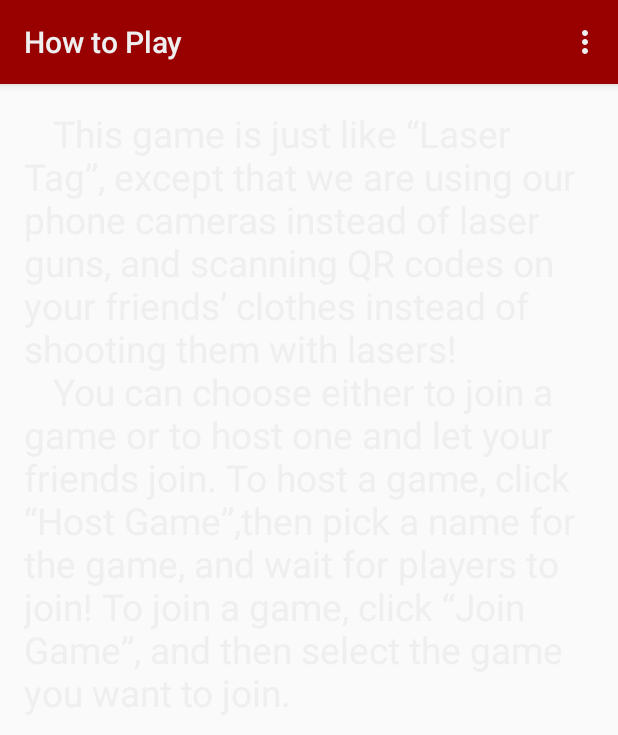
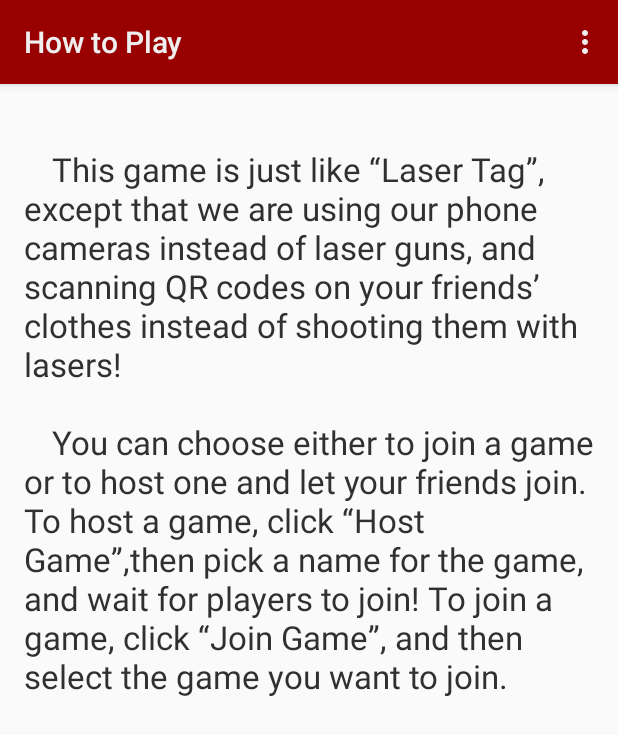
Before and after one commit to EpicVS/HackCMU2015, an Android app: the HowToPlayActivity screen opened directly, with no data from a screen before it, on a phone screen of 412 x 824 dp. Shown: the top 735 px of the screen. Run offline under Robolectric (Android 15) with nearby library versions, the phone set to English and light mode, and no system bars.

Commit message:
Modified colour theme and reformatted text in "how to play"

```diff
--- a/app/src/main/res/layout/activity_host_game.xml
+++ b/app/src/main/res/layout/activity_host_game.xml
@@ -12,6 +12,7 @@
         android:layout_width="fill_parent"
         android:layout_height="wrap_content"
         android:id="@+id/host_game_name"
+        android:layout_margin="20dp"
         android:layout_centerHorizontal="true"
         android:hint="Game Name"   />
 
@@ -19,6 +20,9 @@
         android:layout_width="fill_parent"
         android:layout_height="wrap_content"
         android:text="Host Game"
+        android:textColor="@color/custom_style_pale"
+        android:background="@color/custom_style_red"
+        android:textSize="20sp"
         android:id="@+id/host_game_btn"
         android:onClick="buttonClick"/>
 
--- a/app/src/main/res/layout/activity_how_to_play.xml
+++ b/app/src/main/res/layout/activity_how_to_play.xml
@@ -8,7 +8,7 @@
 
     <TextView android:text="@string/how_to_play_text"
         android:layout_width="wrap_content"
-        android:textSize="11pt"
+        android:textSize="22sp"
         android:layout_height="wrap_content" />
 
 </RelativeLayout>
--- a/app/src/main/res/layout/activity_main.xml
+++ b/app/src/main/res/layout/activity_main.xml
@@ -17,6 +17,7 @@
         android:layout_width="fill_parent"
         android:layout_height="wrap_content"
         android:text="Host Game"
+        android:textColor="@color/custom_style_pale"
         android:id="@+id/host_game_btn"
         android:layout_weight="0.2"
         android:layout_marginBottom="50dp"
@@ -28,6 +29,7 @@
         android:layout_width="fill_parent"
         android:layout_height="wrap_content"
         android:text="Join Game"
+        android:textColor="@color/custom_style_pale"
         android:id="@+id/join_game_btn"
         android:layout_weight="0.2"
         android:textSize="20sp"
@@ -38,6 +40,7 @@
         android:layout_width="fill_parent"
         android:layout_height="wrap_content"
         android:text="How to Play"
+        android:textColor="@color/custom_style_pale"
         android:id="@+id/how_to_play_btn"
         android:textSize="20sp"
         android:background="@color/custom_style_red"
--- a/app/src/main/res/values/colors.xml
+++ b/app/src/main/res/values/colors.xml
@@ -5,4 +5,5 @@
     <item name="custom_style_orange" type="color">#FF9933</item>
     <item name="custom_style_pale" type="color">#EFEFEF</item>
     <item name="custom_style_red" type="color">#990000</item>
+    <item name="custom_style_dark" type="color">#303030</item>
 </resources>
--- a/app/src/main/res/values/strings.xml
+++ b/app/src/main/res/values/strings.xml
@@ -16,9 +16,9 @@
     <string name="hello_world">Hello world!</string>
     <string name="title_activity_join_game">Tartan Tag</string>
     <string name="title_activity_how_to_play">How to Play</string>
-    <string name="how_to_play_text">\t This game is just like “Laser Tag”,
+    <string name="how_to_play_text">\n\t This game is just like “Laser Tag”,
         except that we are using our phone cameras instead of laser guns,
-        and scanning QR codes on your friends’ clothes instead of shooting them with lasers!\n\t
+        and scanning QR codes on your friends’ clothes instead of shooting them with lasers!\n\n\t
         You can choose either to join a game or to host one and let your friends join.
         To host a game, click “Host Game”,then pick a name for the game,
         and wait for players to join! To join a game, click “Join Game”,
--- a/app/src/main/res/values/styles.xml
+++ b/app/src/main/res/values/styles.xml
@@ -5,7 +5,7 @@
         <!-- Customize your theme here. -->
         <item name="android:colorPrimary">@color/custom_style_red</item>
         <item name="android:textColorPrimary">@color/custom_style_pale</item>
-        <item name="android:textColor">@color/custom_style_pale</item>
+        <item name="android:textColor">@color/custom_style_dark</item>
 
     </style>
 
```
